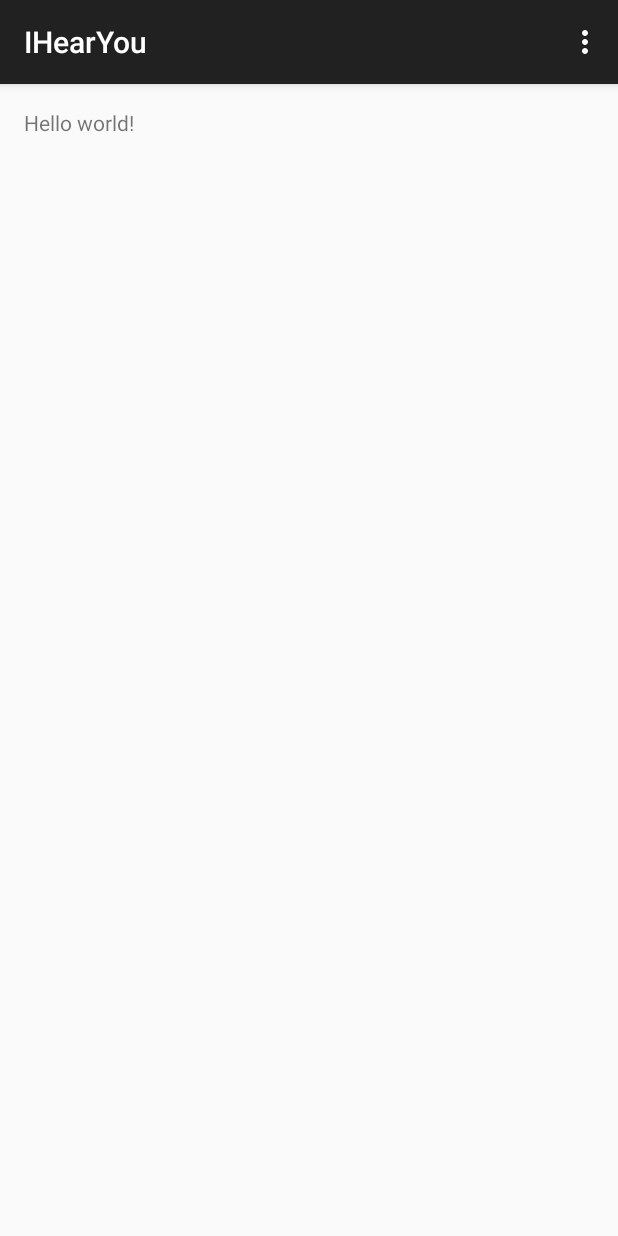
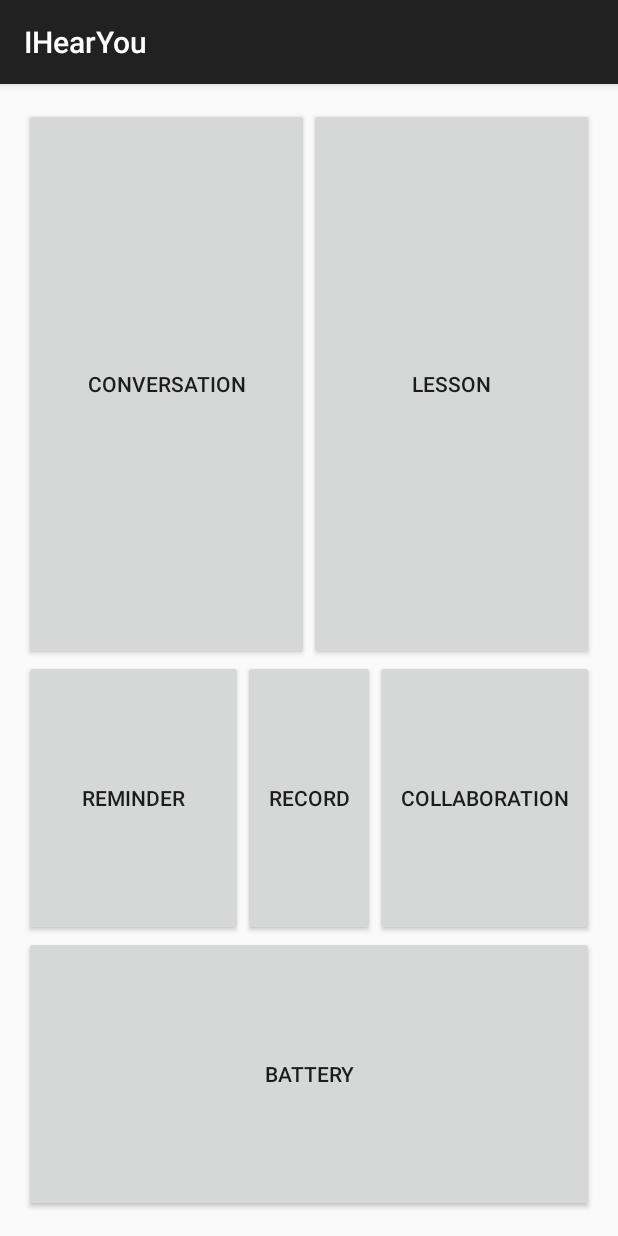
Before and after one commit to tel3342311/IHearYou, an Android app: the screen it shows after launch (MainActivity), on a phone screen of 412 x 824 dp. Run offline under Robolectric (Android 15) with nearby library versions, the light colour scheme and no system bars.

Commit message:
Construct basic function flows.

```diff
--- a/app/src/main/java/com/ihy/ihearyou/MainActivity.java
+++ b/app/src/main/java/com/ihy/ihearyou/MainActivity.java
@@ -1,39 +1,78 @@
 package com.ihy.ihearyou;
 
+import android.content.Intent;
+import android.os.Bundle;
 import android.support.v7.app.ActionBarActivity;
-import android.os.Bundle;
-import android.view.Menu;
-import android.view.MenuItem;
+import android.view.View;
+import android.widget.Button;
+
+import com.ihy.ihearyou.activity.BatteryActivity;
+import com.ihy.ihearyou.activity.CollaborationActivity;
+import com.ihy.ihearyou.activity.ConversationActivity;
+import com.ihy.ihearyou.activity.LessonActivity;
+import com.ihy.ihearyou.activity.RecordActivity;
+import com.ihy.ihearyou.activity.ReminderActivity;
 
 
 public class MainActivity extends ActionBarActivity {
+
+    Button mBtnConversation, mBtnLesson, mBtnReminder, mBtnRecord, mBtnCollaboration, mBtnBattery;
+
+    View.OnClickListener mOnButtonClickListener = null;
 
     @Override
     protected void onCreate(Bundle savedInstanceState) {
         super.onCreate(savedInstanceState);
         setContentView(R.layout.activity_main);
-    }
 
+        mBtnConversation = (Button)findViewById(R.id.button_conversation);
+        mBtnLesson = (Button)findViewById(R.id.button_lesson);
+        mBtnReminder = (Button)findViewById(R.id.button_reminder);
+        mBtnRecord = (Button)findViewById(R.id.button_record);
+        mBtnCollaboration = (Button)findViewById(R.id.button_collaboration);
+        mBtnBattery = (Button)findViewById(R.id.button_battery);
 
-    @Override
-    public boolean onCreateOptionsMenu(Menu menu) {
-        // Inflate the menu; this adds items to the action bar if it is present.
-        getMenuInflater().inflate(R.menu.menu_main, menu);
-        return true;
-    }
+        mOnButtonClickListener = new View.OnClickListener() {
+            @Override
+            public void onClick(View v) {
+                if(v == mBtnConversation)
+                {
+                    Intent intent = new Intent(MainActivity.this, ConversationActivity.class);
+                    startActivity(intent);
+                }
+                else if(v == mBtnLesson)
+                {
+                    Intent intent = new Intent(MainActivity.this, LessonActivity.class);
+                    startActivity(intent);
+                }
+                else if(v == mBtnReminder)
+                {
+                    Intent intent = new Intent(MainActivity.this, ReminderActivity.class);
+                    startActivity(intent);
+                }
+                else if(v == mBtnRecord)
+                {
+                    Intent intent = new Intent(MainActivity.this, RecordActivity.class);
+                    startActivity(intent);
+                }
+                else if(v == mBtnCollaboration)
+                {
+                    Intent intent = new Intent(MainActivity.this, CollaborationActivity.class);
+                    startActivity(intent);
+                }
+                else if(v == mBtnBattery)
+                {
+                    Intent intent = new Intent(MainActivity.this, BatteryActivity.class);
+                    startActivity(intent);
+                }
+            }
+        };
 
-    @Override
-    public boolean onOptionsItemSelected(MenuItem item) {
-        // Handle action bar item clicks here. The action bar will
-        // automatically handle clicks on the Home/Up button, so long
-        // as you specify a parent activity in AndroidManifest.xml.
-        int id = item.getItemId();
-
-        //noinspection SimplifiableIfStatement
-        if (id == R.id.action_settings) {
-            return true;
-        }
-
-        return super.onOptionsItemSelected(item);
+        mBtnConversation.setOnClickListener(mOnButtonClickListener);
+        mBtnLesson.setOnClickListener(mOnButtonClickListener);
+        mBtnRecord.setOnClickListener(mOnButtonClickListener);
+        mBtnReminder.setOnClickListener(mOnButtonClickListener);
+        mBtnCollaboration.setOnClickListener(mOnButtonClickListener);
+        mBtnBattery.setOnClickListener(mOnButtonClickListener);
     }
 }
--- a/app/src/main/res/layout/activity_main.xml
+++ b/app/src/main/res/layout/activity_main.xml
@@ -5,7 +5,91 @@
     android:paddingTop="@dimen/activity_vertical_margin"
     android:paddingBottom="@dimen/activity_vertical_margin" tools:context=".MainActivity">
 
-    <TextView android:text="@string/hello_world" android:layout_width="wrap_content"
-        android:layout_height="wrap_content" />
+    <View
+        android:layout_width="0dp"
+        android:layout_height="0dp"
+        android:layout_centerInParent="true"
+        android:id="@+id/view" />
 
+    <RelativeLayout
+        android:layout_width="fill_parent"
+        android:layout_height="wrap_content"
+        android:layout_above="@+id/view">
+        <View
+            android:layout_width="0dp"
+            android:layout_height="0dp"
+            android:layout_centerInParent="true"
+            android:id="@+id/view2" />
+
+        <Button
+            android:id="@+id/button_conversation"
+            android:layout_width="wrap_content"
+            android:layout_height="fill_parent"
+            android:layout_toLeftOf="@+id/view2"
+            android:layout_alignParentLeft="true"
+            android:layout_alignParentStart="true"
+            android:text="Conversation"/>
+
+        <Button
+            android:id="@+id/button_lesson"
+            android:layout_width="wrap_content"
+            android:layout_height="fill_parent"
+            android:layout_alignParentTop="true"
+            android:layout_alignParentRight="true"
+            android:layout_alignParentEnd="true"
+            android:layout_toRightOf="@+id/view2"
+            android:layout_toEndOf="@+id/view2"
+            android:text="Lesson"/>
+    </RelativeLayout>
+
+    <RelativeLayout
+        android:layout_width="fill_parent"
+        android:layout_height="wrap_content"
+        android:layout_alignTop="@+id/view"
+        android:layout_alignParentBottom="true">
+        <View
+            android:layout_width="0dp"
+            android:layout_height="0dp"
+            android:id="@+id/view3"
+            android:layout_centerInParent="true"/>
+
+        <Button
+            android:id="@+id/button_reminder"
+            android:layout_width="wrap_content"
+            android:layout_height="wrap_content"
+            android:layout_alignParentTop="true"
+            android:layout_alignParentLeft="true"
+            android:layout_toLeftOf="@+id/button_record"
+            android:layout_toStartOf="@+id/button_record"
+            android:layout_alignBottom="@+id/view3"
+            android:text="Reminder"/>
+
+        <Button
+            android:id="@+id/button_record"
+            android:layout_width="wrap_content"
+            android:layout_height="wrap_content"
+            android:layout_alignParentTop="true"
+            android:layout_centerHorizontal="true"
+            android:layout_alignBottom="@+id/view3"
+            android:text="Record"/>
+
+        <Button
+            android:id="@+id/button_collaboration"
+            android:layout_width="wrap_content"
+            android:layout_height="wrap_content"
+            android:layout_alignParentTop="true"
+            android:layout_alignParentRight="true"
+            android:layout_toRightOf="@+id/button_record"
+            android:layout_toEndOf="@+id/button_record"
+            android:layout_alignBottom="@+id/view3"
+            android:text="Collaboration"/>
+
+        <Button
+            android:id="@+id/button_battery"
+            android:layout_width="fill_parent"
+            android:layout_height="wrap_content"
+            android:layout_alignTop="@+id/view3"
+            android:layout_alignParentBottom="true"
+            android:text="Battery"/>
+    </RelativeLayout>
 </RelativeLayout>
```
Also changed, not shown: app/src/main/AndroidManifest.xml (+19 -1 lines), app/src/main/java/com/ihy/ihearyou/activity/BatteryActivity.java (added, +7 -0 lines), app/src/main/java/com/ihy/ihearyou/activity/CollaborationActivity.java (added, +7 -0 lines), app/src/main/java/com/ihy/ihearyou/activity/ConversationActivity.java (added, +7 -0 lines), app/src/main/java/com/ihy/ihearyou/activity/LessonActivity.java (added, +7 -0 lines), app/src/main/java/com/ihy/ihearyou/activity/RecordActivity.java (added, +7 -0 lines), app/src/main/java/com/ihy/ihearyou/activity/ReminderActivity.java (added, +7 -0 lines).
